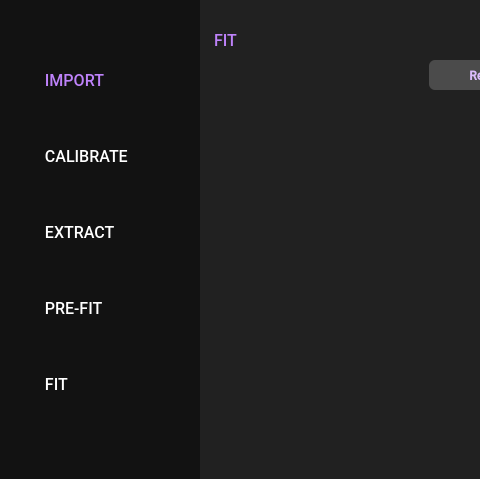
Before: the Qt Designer form resources/ui_window.ui in scqubits/qfit, drawn with Qt 5; both pictures show x 0 to 480 and y 0 to 479 of the 1334 by 802 pixel window.
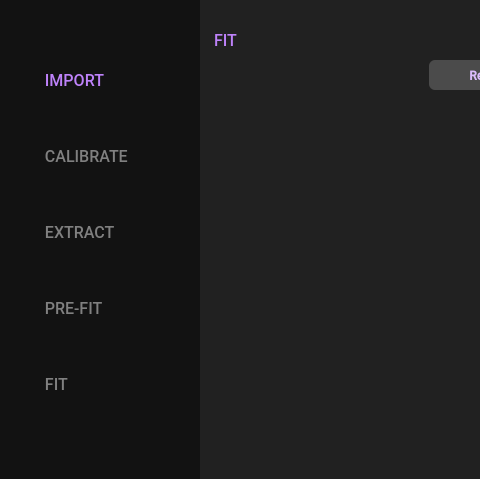
After: the same form once the commit is applied. The open tabs and pages were chosen to show the change. Icons and pictures are not drawn. Custom widgets are drawn as their Qt base class.

Patch:
```diff
--- a/resources/ui_window.ui
+++ b/resources/ui_window.ui
@@ -686,6 +686,9 @@
           </item>
           <item row="4" column="0" colspan="2">
            <widget class="QPushButton" name="modeTagButton">
+            <property name="enabled">
+             <bool>false</bool>
+            </property>
             <property name="minimumSize">
              <size>
               <width>145</width>
@@ -759,6 +762,9 @@
           </item>
           <item row="5" column="0" colspan="2">
            <widget class="QPushButton" name="modePrefitButton">
+            <property name="enabled">
+             <bool>false</bool>
+            </property>
             <property name="minimumSize">
              <size>
               <width>145</width>
@@ -820,7 +826,7 @@
           <item row="3" column="0" colspan="2">
            <widget class="QPushButton" name="modeSelectButton">
             <property name="enabled">
-             <bool>true</bool>
+             <bool>false</bool>
             </property>
             <property name="minimumSize">
              <size>
@@ -914,6 +920,9 @@
           </item>
           <item row="6" column="0">
            <widget class="QPushButton" name="modeFitButton">
+            <property name="enabled">
+             <bool>false</bool>
+            </property>
             <property name="minimumSize">
              <size>
               <width>145</width>
```
Left out of the diff: 4 changed lines with no effect on the pictures.
